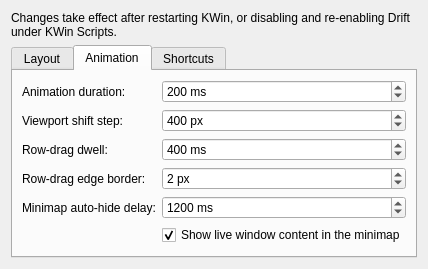
Before: the Qt Designer form drift/contents/ui/config.ui in epicodic/drift, drawn with Qt 5.
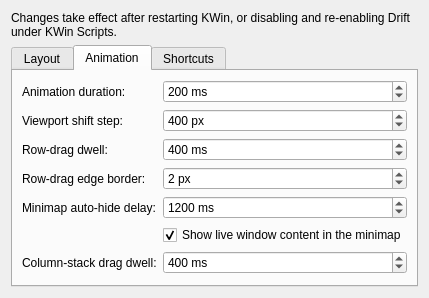
After: the same form once the commit is applied. The open tabs and pages were chosen to show the change.

Diff of the .ui file:
```diff
--- a/drift/contents/ui/config.ui
+++ b/drift/contents/ui/config.ui
@@ -245,6 +245,32 @@
                                     </property>
                                 </widget>
                             </item>
+                            <item row="6" column="0">
+                                <widget class="QLabel" name="label_columnDragDwellMs">
+                                    <property name="text">
+                                        <string>Column-stack drag dwell:</string>
+                                    </property>
+                                </widget>
+                            </item>
+                            <item row="6" column="1">
+                                <widget class="QSpinBox" name="kcfg_columnDragDwellMs">
+                                    <property name="toolTip">
+                                        <string>How long the pointer must hover a neighbor column before a cross-column drag previews stacking into it</string>
+                                    </property>
+                                    <property name="suffix">
+                                        <string> ms</string>
+                                    </property>
+                                    <property name="minimum">
+                                        <number>0</number>
+                                    </property>
+                                    <property name="maximum">
+                                        <number>5000</number>
+                                    </property>
+                                    <property name="value">
+                                        <number>400</number>
+                                    </property>
+                                </widget>
+                            </item>
                         </layout>
                     </widget>
                     <widget class="QWidget" name="tab_shortcuts">
```
